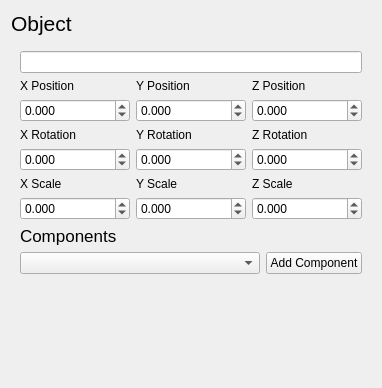
Qt form nimble/resources/ui/entity_inspector.ui (MonliH/nimble-engine) before a commit.
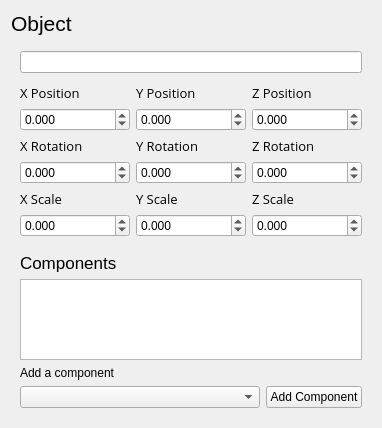
The same form after that commit.

What changed in the file:
```diff
--- a/nimble/resources/ui/entity_inspector.ui
+++ b/nimble/resources/ui/entity_inspector.ui
@@ -7,7 +7,7 @@
     <x>0</x>
     <y>0</y>
     <width>382</width>
-    <height>388</height>
+    <height>428</height>
    </rect>
   </property>
   <property name="windowTitle">
@@ -32,12 +32,36 @@
       <item>
        <widget class="QLineEdit" name="object_name_input"/>
       </item>
+      <item>
+       <spacer name="verticalSpacer_3">
+        <property name="orientation">
+         <enum>Qt::Vertical</enum>
+        </property>
+        <property name="sizeType">
+         <enum>QSizePolicy::Fixed</enum>
+        </property>
+        <property name="sizeHint" stdset="0">
+         <size>
+          <width>20</width>
+          <height>5</height>
+         </size>
+        </property>
+       </spacer>
+      </item>
       <item>
        <layout class="QHBoxLayout" name="position_group">
         <item>
          <layout class="QVBoxLayout" name="verticalLayout_3">
           <item>
            <widget class="QLabel" name="label_x">
+            <property name="font">
+             <font>
+              <family>Open Sans</family>
+              <pointsize>10</pointsize>
+              <weight>50</weight>
+              <bold>false</bold>
+             </font>
+            </property>
             <property name="text">
              <string>X Position</string>
             </property>
@@ -62,6 +86,14 @@
          <layout class="QVBoxLayout" name="verticalLayout_2">
           <item>
            <widget class="QLabel" name="label_2">
+            <property name="font">
+             <font>
+              <family>Open Sans</family>
+              <pointsize>10</pointsize>
+              <weight>50</weight>
+              <bold>false</bold>
+             </font>
+            </property>
             <property name="text">
              <string>Y Position</string>
             </property>
@@ -86,6 +118,14 @@
          <layout class="QVBoxLayout" name="verticalLayout">
           <item>
            <widget class="QLabel" name="label">
+            <property name="font">
+             <font>
+              <family>Open Sans</family>
+              <pointsize>10</pointsize>
+              <weight>50</weight>
+              <bold>false</bold>
+             </font>
+            </property>
             <property name="text">
              <string>Z Position</string>
             </property>
@@ -114,6 +154,14 @@
          <layout class="QVBoxLayout" name="verticalLayout_4">
           <item>
            <widget class="QLabel" name="label_x_2">
+            <property name="font">
+             <font>
+              <family>Open Sans</family>
+              <pointsize>10</pointsize>
+              <weight>50</weight>
+              <bold>false</bold>
+             </font>
+            </property>
             <property name="text">
              <string>X Rotation</string>
             </property>
@@ -138,6 +186,14 @@
          <layout class="QVBoxLayout" name="verticalLayout_5">
           <item>
            <widget class="QLabel" name="label_3">
+            <property name="font">
+             <font>
+              <family>Open Sans</family>
+              <pointsize>10</pointsize>
+              <weight>50</weight>
+              <bold>false</bold>
+             </font>
+            </property>
             <property name="text">
              <string>Y Rotation</string>
             </property>
@@ -162,6 +218,14 @@
          <layout class="QVBoxLayout" name="verticalLayout_6">
           <item>
            <widget class="QLabel" name="label_4">
+            <property name="font">
+             <font>
+              <family>Open Sans</family>
+              <pointsize>10</pointsize>
+              <weight>50</weight>
+              <bold>false</bold>
+             </font>
+            </property>
             <property name="text">
              <string>Z Rotation</string>
             </property>
@@ -190,6 +254,14 @@
          <layout class="QVBoxLayout" name="verticalLayout_7">
           <item>
            <widget class="QLabel" name="label_x_3">
+            <property name="font">
+             <font>
+              <family>Open Sans</family>
+              <pointsize>10</pointsize>
+              <weight>50</weight>
+              <bold>false</bold>
+             </font>
+            </property>
             <property name="text">
              <string>X Scale</string>
             </property>
@@ -214,6 +286,14 @@
          <layout class="QVBoxLayout" name="verticalLayout_8">
           <item>
            <widget class="QLabel" name="label_5">
+            <property name="font">
+             <font>
+              <family>Open Sans</family>
+              <pointsize>10</pointsize>
+              <weight>50</weight>
+              <bold>false</bold>
+             </font>
+            </property>
             <property name="text">
              <string>Y Scale</string>
             </property>
@@ -238,6 +318,14 @@
          <layout class="QVBoxLayout" name="verticalLayout_9">
           <item>
            <widget class="QLabel" name="label_6">
+            <property name="font">
+             <font>
+              <family>Open Sans</family>
+              <pointsize>10</pointsize>
+              <weight>50</weight>
+              <bold>false</bold>
+             </font>
+            </property>
             <property name="text">
              <string>Z Scale</string>
             </property>
@@ -260,6 +348,22 @@
         </item>
        </layout>
       </item>
+      <item>
+       <spacer name="verticalSpacer_2">
+        <property name="orientation">
+         <enum>Qt::Vertical</enum>
+        </property>
+        <property name="sizeType">
+         <enum>QSizePolicy::Fixed</enum>
+        </property>
+        <property name="sizeHint" stdset="0">
+         <size>
+          <width>20</width>
+          <height>10</height>
+         </size>
+        </property>
+       </spacer>
+      </item>
       <item>
        <widget class="QLabel" name="component_label">
         <property name="font">
@@ -274,6 +378,16 @@
         </property>
        </widget>
       </item>
+      <item>
+       <widget class="QListWidget" name="components_list"/>
+      </item>
+      <item>
+       <widget class="QLabel" name="new_component_label">
+        <property name="text">
+         <string>Add a component</string>
+        </property>
+       </widget>
+      </item>
       <item>
        <layout class="QHBoxLayout" name="component_group">
         <item>
@@ -291,6 +405,9 @@
         </item>
         <item>
          <widget class="QPushButton" name="add_component">
+          <property name="enabled">
+           <bool>true</bool>
+          </property>
           <property name="text">
            <string>Add Component</string>
           </property>
```
Left out of the diff: 4 changed lines with no effect on the pictures.
